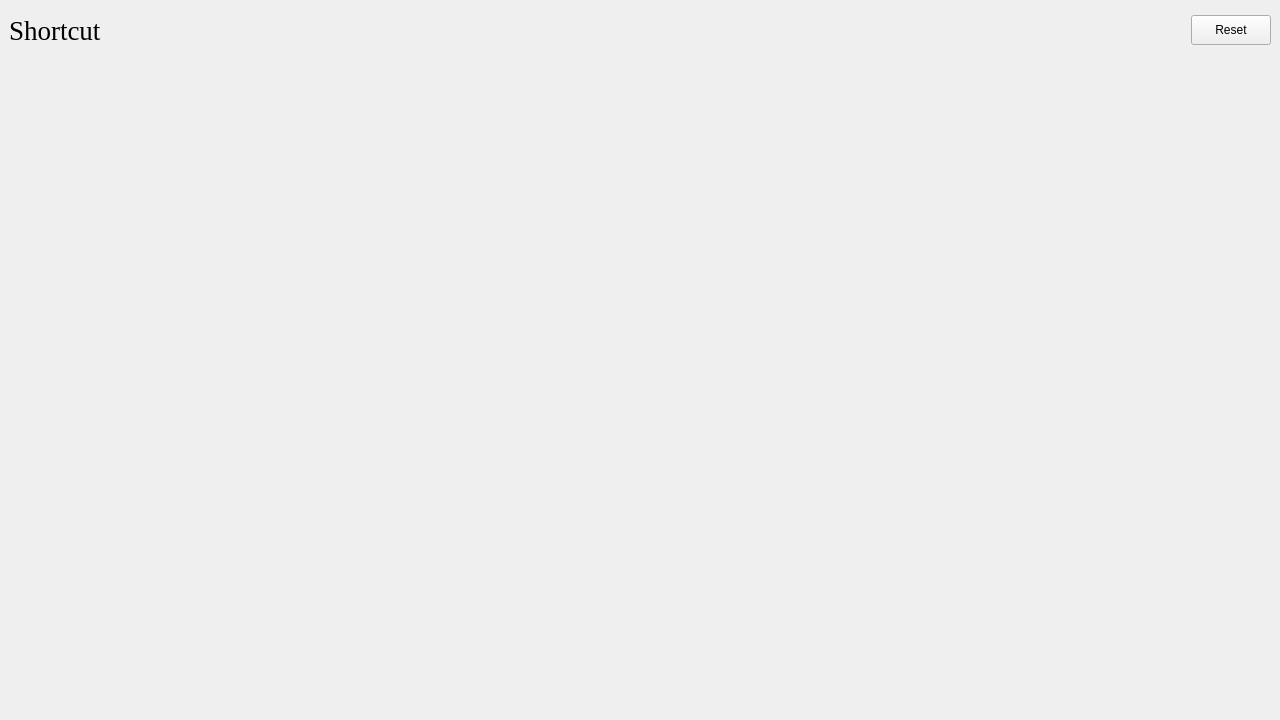
Before: the Qt Designer form ISAT/ui/shortcut_dialog.ui in yatengLG/ISAT_with_segment_anything, drawn with Qt 5.
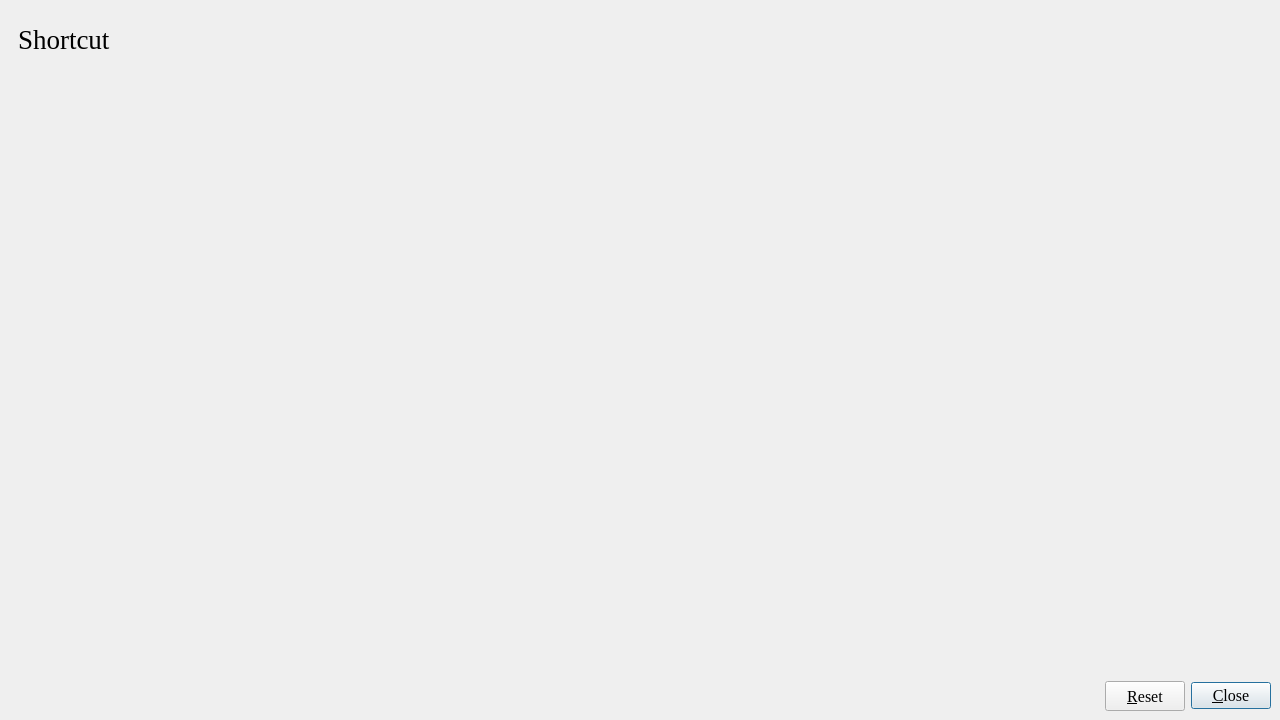
After: the same form once the commit is applied.

Patch:
```diff
--- a/ISAT/ui/shortcut_dialog.ui
+++ b/ISAT/ui/shortcut_dialog.ui
@@ -30,7 +30,8 @@
   </property>
   <property name="font">
    <font>
-    <kerning>true</kerning>
+    <family>Times New Roman</family>
+    <pointsize>12</pointsize>
    </font>
   </property>
   <property name="windowTitle">
@@ -38,16 +39,16 @@
   </property>
   <layout class="QVBoxLayout" name="verticalLayout">
    <property name="leftMargin">
-    <number>0</number>
+    <number>9</number>
    </property>
    <property name="topMargin">
-    <number>0</number>
+    <number>9</number>
    </property>
    <property name="rightMargin">
-    <number>0</number>
+    <number>9</number>
    </property>
    <property name="bottomMargin">
-    <number>0</number>
+    <number>9</number>
    </property>
    <item>
     <widget class="QWidget" name="widget" native="true">
@@ -84,28 +85,6 @@
         </property>
        </widget>
       </item>
-      <item>
-       <widget class="QPushButton" name="pushButton_reset">
-        <property name="minimumSize">
-         <size>
-          <width>80</width>
-          <height>30</height>
-         </size>
-        </property>
-        <property name="maximumSize">
-         <size>
-          <width>80</width>
-          <height>30</height>
-         </size>
-        </property>
-        <property name="focusPolicy">
-         <enum>Qt::NoFocus</enum>
-        </property>
-        <property name="text">
-         <string>Reset</string>
-        </property>
-       </widget>
-      </item>
      </layout>
     </widget>
    </item>
@@ -118,7 +97,86 @@
        <kerning>true</kerning>
       </font>
      </property>
-     <layout class="QGridLayout" name="gridLayout"/>
+     <layout class="QGridLayout" name="gridLayout">
+      <property name="leftMargin">
+       <number>0</number>
+      </property>
+      <property name="topMargin">
+       <number>0</number>
+      </property>
+      <property name="rightMargin">
+       <number>0</number>
+      </property>
+      <property name="bottomMargin">
+       <number>0</number>
+      </property>
+     </layout>
+    </widget>
+   </item>
+   <item>
+    <widget class="QWidget" name="widget_3" native="true">
+     <property name="maximumSize">
+      <size>
+       <width>16777215</width>
+       <height>30</height>
+      </size>
+     </property>
+     <layout class="QHBoxLayout" name="horizontalLayout_2">
+      <property name="leftMargin">
+       <number>0</number>
+      </property>
+      <property name="topMargin">
+       <number>0</number>
+      </property>
+      <property name="rightMargin">
+       <number>0</number>
+      </property>
+      <property name="bottomMargin">
+       <number>0</number>
+      </property>
+      <item>
+       <spacer name="horizontalSpacer">
+        <property name="orientation">
+         <enum>Qt::Horizontal</enum>
+        </property>
+        <property name="sizeHint" stdset="0">
+         <size>
+          <width>1105</width>
+          <height>20</height>
+         </size>
+        </property>
+       </spacer>
+      </item>
+      <item>
+       <widget class="QPushButton" name="pushButton_reset">
+        <property name="minimumSize">
+         <size>
+          <width>80</width>
+          <height>30</height>
+         </size>
+        </property>
+        <property name="maximumSize">
+         <size>
+          <width>80</width>
+          <height>30</height>
+         </size>
+        </property>
+        <property name="focusPolicy">
+         <enum>Qt::NoFocus</enum>
+        </property>
+        <property name="text">
+         <string>&amp;Reset</string>
+        </property>
+       </widget>
+      </item>
+      <item>
+       <widget class="QPushButton" name="pushButton_close">
+        <property name="text">
+         <string>&amp;Close</string>
+        </property>
+       </widget>
+      </item>
+     </layout>
     </widget>
    </item>
   </layout>
```
